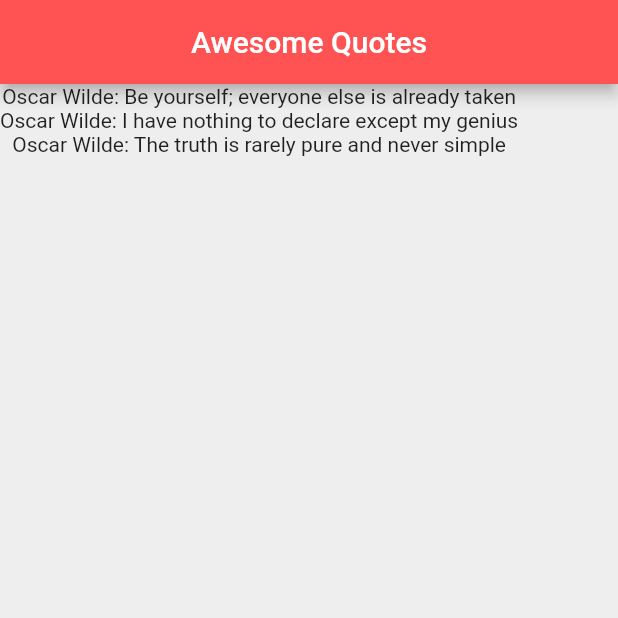
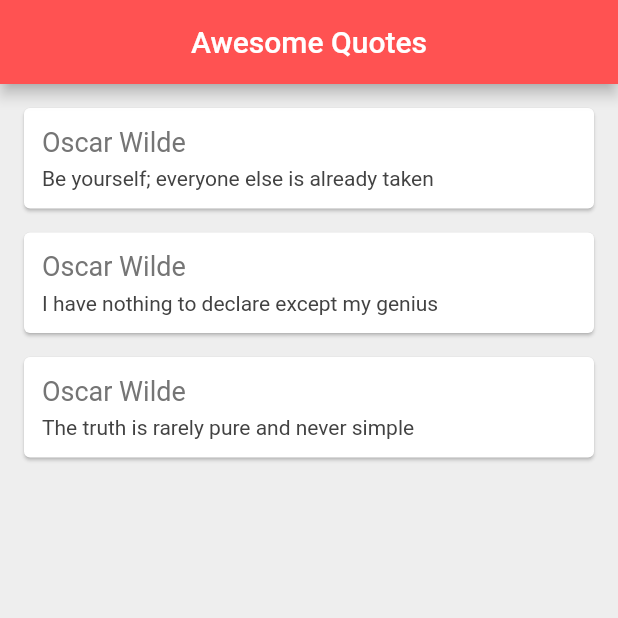
Before and after one commit to beslimir/QuotesProject_Flutter, a Flutter app: the screen it shows after launch, on a phone screen of 412 x 824 dp, the top half of it. Run offline on Flutter 3.47's test engine with Material 2 defaults, Android fonts, the phone set to English and light mode, and no system bars.

Commit message:
Create Cards

```diff
--- a/lib/main.dart
+++ b/lib/main.dart
@@ -14,6 +14,7 @@
 }
 
 class _QuoteListState extends State<QuoteList> {
+
   List<Quote> quotes = [
     Quote(
         text: 'Oscar Wilde',
@@ -26,6 +27,35 @@
         author: 'The truth is rarely pure and never simple')
   ];
 
+  Widget quoteTemplate(quote) {
+    return Card(
+      margin: EdgeInsets.fromLTRB(16, 16, 16, 0),
+      child: Padding(
+        padding: const EdgeInsets.all(12.0),
+        child: Column(
+          crossAxisAlignment: CrossAxisAlignment.stretch,
+          children: [
+            Text(
+              quote.text,
+              style: TextStyle(
+                fontSize: 18,
+                color: Colors.grey[600]
+              ),
+            ),
+            SizedBox(height: 6),
+            Text(
+              quote.author,
+              style: TextStyle(
+                fontSize: 14,
+                color: Colors.grey[800]
+              ),
+            )
+          ],
+        ),
+      ),
+    );
+  }
+
   @override
   Widget build(BuildContext context) {
     return Scaffold(
@@ -36,7 +66,7 @@
         backgroundColor: Colors.redAccent,
       ),
       body: Column(
-        children: quotes.map((quote) => Text('${quote.text}: ${quote.author}')).toList(),
+        children: quotes.map((quote) => quoteTemplate(quote)).toList(),
       ),
     );
   }
```
